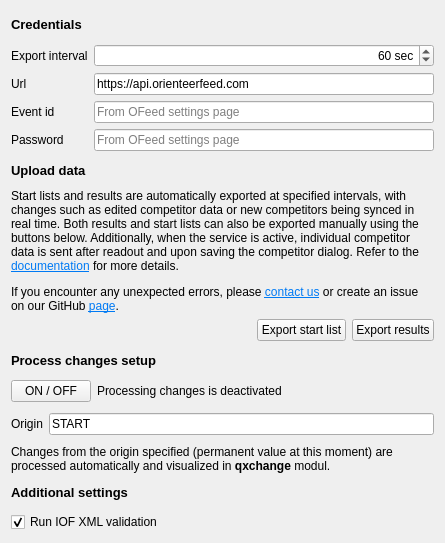
Old version of the form quickevent/app/quickevent/plugins/Event/src/services/ofeed/ofeedclientwidget.ui in the repository arnost00/quickbox.
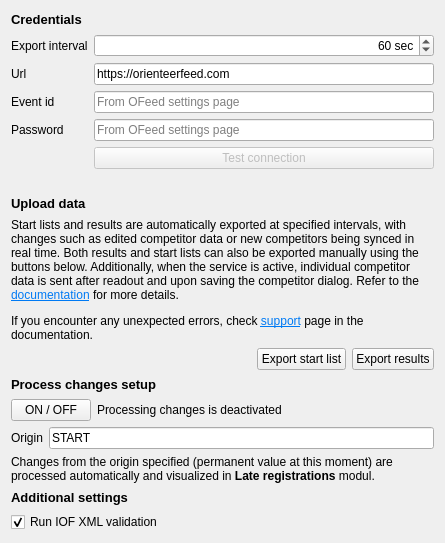
New version of the form.

Commit message:
feat: OFeed service upgrade
Added test button
Normalized hostUrl
When inserting into table with changes:
- changed status -> Accepted
- source -> OFeed

Patch:
```diff
--- a/quickevent/app/quickevent/plugins/Event/src/services/ofeed/ofeedclientwidget.ui
+++ b/quickevent/app/quickevent/plugins/Event/src/services/ofeed/ofeedclientwidget.ui
@@ -85,10 +85,10 @@
           <string>&lt;html&gt;&lt;head/&gt;&lt;body&gt;&lt;p&gt;OFeed instance url&lt;/p&gt;&lt;/body&gt;&lt;/html&gt;</string>
          </property>
          <property name="text">
-          <string>https://api.orienteerfeed.com</string>
+          <string>https://orienteerfeed.com</string>
          </property>
          <property name="placeholderText">
-          <string>https://api.orienteerfeed.com</string>
+          <string>https://orienteerfeed.com</string>
          </property>
         </widget>
        </item>
@@ -124,11 +124,34 @@
          <property name="toolTip">
           <string>&lt;html&gt;&lt;head/&gt;&lt;body&gt;&lt;p&gt;Password that was generated in the Settings section.&lt;/p&gt;&lt;/body&gt;&lt;/html&gt;</string>
          </property>
+         <property name="echoMode">
+          <enum>QLineEdit::EchoMode::Password</enum>
+         </property>
          <property name="placeholderText">
           <string>From OFeed settings page</string>
          </property>
         </widget>
        </item>
+       <item row="4" column="1">
+        <widget class="QPushButton" name="btTestConnection">
+         <property name="enabled">
+          <bool>false</bool>
+         </property>
+         <property name="text">
+          <string>Test connection</string>
+         </property>
+        </widget>
+       </item>
+       <item row="5" column="1">
+        <widget class="QLabel" name="lbConnectionTestResult">
+         <property name="text">
+          <string/>
+         </property>
+         <property name="wordWrap">
+          <bool>true</bool>
+         </property>
+        </widget>
+       </item>
       </layout>
      </item>
      <item>
@@ -147,7 +170,7 @@
      <item>
       <widget class="QLabel" name="uploadDataDescription">
        <property name="text">
-        <string>&lt;html&gt;&lt;head/&gt;&lt;body&gt;&lt;p&gt;Start lists and results are automatically exported at specified intervals, with changes such as edited competitor data or new competitors being synced in real time. Both results and start lists can also be exported manually using the buttons below. Additionally, when the service is active, individual competitor data is sent after readout and upon saving the competitor dialog. Refer to the &lt;a href=&quot;https://docs.orienteerfeed.com/&quot;&gt;&lt;span style=&quot; text-decoration: underline; color:#007af4;&quot;&gt;documentation&lt;/span&gt;&lt;/a&gt; for more details.&lt;/p&gt;&lt;p&gt;If you encounter any unexpected errors, please &lt;a href=&quot;mailto:support@orienteerfeed.com&quot;&gt;&lt;span style=&quot; text-decoration: underline; color:#007af4;&quot;&gt;contact us&lt;/span&gt;&lt;/a&gt; or create an issue on our GitHub &lt;a href=&quot;https://github.com/orienteerfeed/ofeed/issues&quot;&gt;&lt;span style=&quot; text-decoration: underline; color:#007af4;&quot;&gt;page&lt;/span&gt;&lt;/a&gt;.&lt;/p&gt;&lt;/body&gt;&lt;/html&gt;</string>
+        <string>&lt;html&gt;&lt;head/&gt;&lt;body&gt;&lt;p&gt;Start lists and results are automatically exported at specified intervals, with changes such as edited competitor data or new competitors being synced in real time. Both results and start lists can also be exported manually using the buttons below. Additionally, when the service is active, individual competitor data is sent after readout and upon saving the competitor dialog. Refer to the &lt;a href=&quot;https://docs.orienteerfeed.com/&quot;&gt;&lt;span style=&quot; text-decoration: underline; color:#007af4;&quot;&gt;documentation&lt;/span&gt;&lt;/a&gt; for more details.&lt;/p&gt;&lt;p&gt;If you encounter any unexpected errors, check &lt;a href=&quot;https://docs.orienteerfeed.com/support&quot;&gt;&lt;span style=&quot; text-decoration: underline; color:#007af4;&quot;&gt;support&lt;/span&gt;&lt;/a&gt; page in the documentation.&lt;/p&gt;&lt;/body&gt;&lt;/html&gt;</string>
        </property>
        <property name="wordWrap">
         <bool>true</bool>
@@ -273,7 +296,7 @@
      <item>
       <widget class="QLabel" name="processChangesDescription">
        <property name="text">
-        <string>Changes from the origin specified (permanent value at this moment) are processed automatically and visualized in &lt;b&gt;qxchange&lt;/b&gt; modul.</string>
+        <string>&lt;html&gt;&lt;head/&gt;&lt;body&gt;&lt;p&gt;Changes from the origin specified (permanent value at this moment) are processed automatically and visualized in &lt;span style=&quot; font-weight:700;&quot;&gt;Late registrations&lt;/span&gt; modul.&lt;/p&gt;&lt;/body&gt;&lt;/html&gt;</string>
        </property>
        <property name="wordWrap">
         <bool>true</bool>
```
The commit also changes 4 other files.
